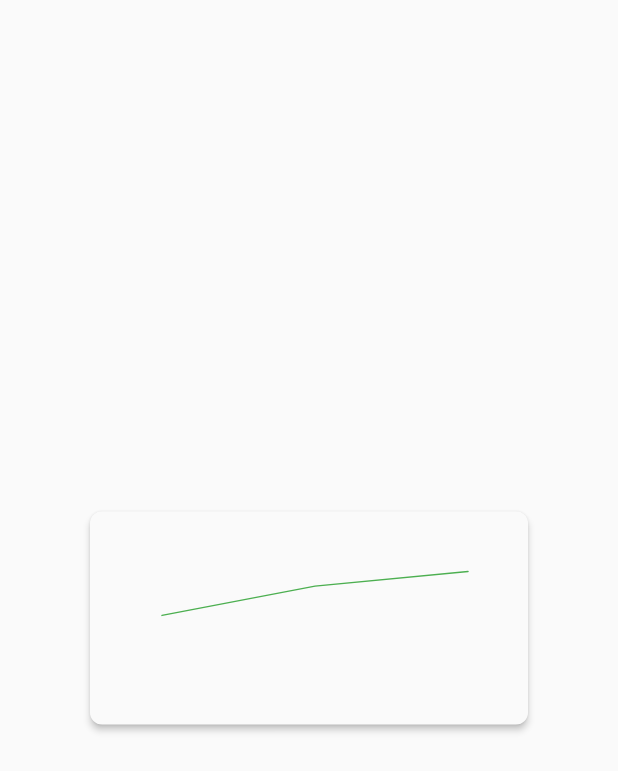
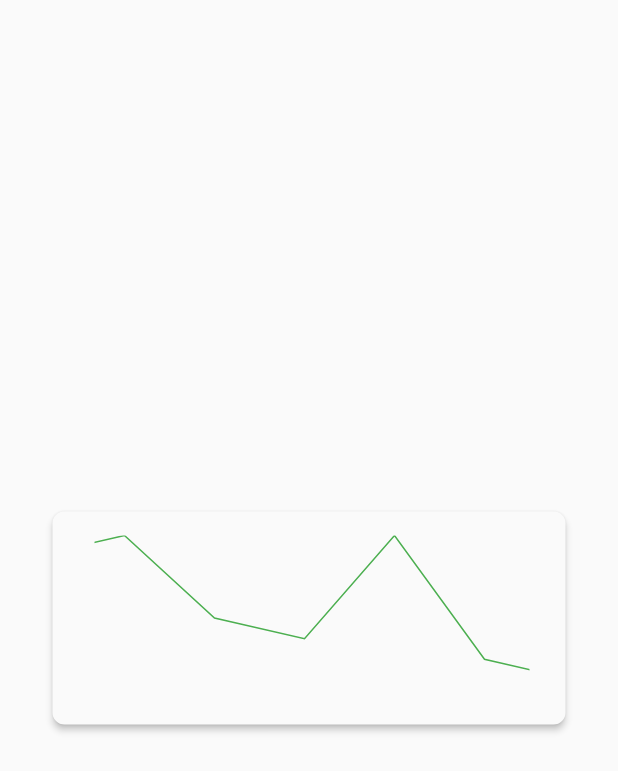
Before and after one commit to GGGuang12138/FlutterLearning, a Flutter app: the screen it shows after launch, on a phone screen of 412 x 824 dp. Shown: the top 771 px of the screen. Run offline on Flutter 3.47's test engine with Material 2 defaults, Android fonts, the phone set to English and light mode, and no system bars; our stand-ins replace cookie_jar, date_format, dio, dio_cookie_manager, flutter_spinkit, shared_preferences; missing offline and left inert: jpush_flutter.

Commit message:
实现简单的心电图

```diff
--- a/lib/main.dart
+++ b/lib/main.dart
@@ -1,10 +1,13 @@
 import 'package:flutter/material.dart';
 //import 'package:hello_world2/page/BottomNavigation.dart';
 import 'package:hello_world2/page/global.dart';
+import 'package:hello_world2/page/patient/ECG_Wight.dart';
 //import 'package:hello_world2/page/home.dart';
 //import 'package:hello_world2/page/loading.dart';
 import 'package:hello_world2/page/patient/monitor.dart';
 import 'package:jpush_flutter/jpush_flutter.dart';
+
+import 'page/patient/ECG_Wight2.dart';
 //先初始化全局配置
 void main() => Global.init().then((e)=> runApp(MyApp()));
 
@@ -26,6 +29,7 @@ class MyApp extends StatelessWidget {
   Widget build(BuildContext context) {
     initPlatformState();
     return new MaterialApp(
+      home: Test(),
       initialRoute: '/Monitor',
       routes: {
         //'/':(context) => new Home(),
--- a/lib/page/patient/ECG_Wight.dart
+++ b/lib/page/patient/ECG_Wight.dart
@@ -20,32 +20,32 @@ class DemoPainter extends CustomPainter {
   List<Offset> points = List();
 
   double startX, endX, startY, endY; //定义绘制区域的边界
-  static const double basePadding = 16; //默认的边距
+  static const double basePadding = 8; //默认的边距
   double fixedHeight, fixedWidth; //去除padding后曲线的真实宽高
   bool isShowXyRuler; //是否显示xy刻度
   List<Point> chatBeans = []; //数据源
 
   Size size;
-  int yNum, length;
-  List<double> maxMin;
-  Path path;
-  double value;
+  int yNum, length; //数据个数
+  List<double> maxMin; // [max, min]
+  Path path;//路径
+  double value;//动画数值
 
   DemoPainter({@required this.chatBeans,@required this.value});
 
   void initBorder(Size size) {
     print('size - - > $size');
-    yNum = chatBeans.length;
-    startX = yNum > 0 ? basePadding * 2.5 : basePadding * 2; //预留出y轴刻度值所占的空间
+    yNum = chatBeans.length;//获取点的个数
+    startX = yNum > 0 ? basePadding * 2.5 : basePadding * 2; // 预留出y轴刻度值所占的空间
     endX = size.width - basePadding * 2;
-    startY = size.height - (basePadding);
-    endY = basePadding * 2;
-    fixedHeight = startY - endY;
-    fixedWidth = endX - startX;
-    maxMin = calculateMaxMin(chatBeans);
+    startY = size.height - (basePadding);//y轴下
+    endY = basePadding; //y轴上
+    fixedHeight = startY - endY; //高度
+    fixedWidth = endX - startX; //宽度
+    maxMin = calculateMaxMin(chatBeans);// [max, min]
   }
 
-  //  求极值
+  //  [max, min]
   List<double> calculateMaxMin(List<Point> chatBeans) {
     if (chatBeans == null || chatBeans.length == 0) return [0, 0];
     double max = 0.0, min = 0.0;
@@ -60,6 +60,7 @@ class DemoPainter extends CustomPainter {
     return [max, min];
   }
 
+  //画笔
   @override
   void paint(Canvas canvas, Size size) {
     var paint = Paint()
@@ -69,11 +70,11 @@ class DemoPainter extends CustomPainter {
       ..strokeWidth = (1.0)
       ..isAntiAlias = true;
 
-    //画坐标
+    //计算坐标
     initBorder(size);
 
-    //画x轴
-    length = chatBeans.length; //最多绘制7个
+    //画x轴  重构！
+    length = chatBeans.length; //长度 可以改成yNum
     print(length.toString());
     double DW = fixedWidth / (length - 1); //两个点之间的x方向距离
     double DH = fixedHeight / (length - 1); //两个点之间的y方向距离
@@ -118,13 +119,15 @@ class DemoPainter extends CustomPainter {
     //遍历数组，讲数据填入path
     path = Path();
     double preX, preY, currentX, currentY;
-    double W = fixedWidth / (length - 1);
+    double DX = 60; //x轴坐标间隔   ！
+    double xoffset = value*100;
+    print(value);
     for (int i = 0; i < chatBeans.length; i++) {
       if (i == 0) {
         path.moveTo(
-            startX, (startY - chatBeans[i].y / maxMin[0] * fixedHeight));
+            startX-xoffset, (startY - chatBeans[i].y / maxMin[0] * fixedHeight)); //总高度减去 数据在图中对应的长度
       } else {
-        currentX = startX + W * i;
+        currentX = startX + DX * i -xoffset;
         currentY = (startY - chatBeans[i].y / maxMin[0] * fixedHeight);
         path.lineTo(currentX, currentY);
       }
@@ -175,6 +178,22 @@ class DemoPainter extends CustomPainter {
     // path.lineTo(200, 250);
     // canvas.drawPath(path, paint);
 
+    // 视图，（线在图的范围内才可见）
+    //canvas.save();
+    canvas.clipRect(
+      Rect.fromLTWH(
+        startX.toDouble(),
+        endY.toDouble(),
+        fixedWidth,
+        fixedHeight,
+      ),
+    );
+    print(startX.toString());
+    print(endY.toString());
+    print(fixedWidth.toString());
+    print(fixedHeight.toString());
+
+    // 将path根据动画进行分段
     var pathMetrics = path.computeMetrics(forceClosed: false);
     var list = pathMetrics.toList();
     var dlength = value * list.length.toInt();
@@ -183,8 +202,19 @@ class DemoPainter extends CustomPainter {
       var extractPath =
           list[i].extractPath(0, list[i].length * value, startWithMoveTo: true);
       newPath.addPath(extractPath, Offset(0, 0));
+
     }
+    //canvas.save();
     canvas.drawPath(newPath, paint);
+    // canvas.clipRect(
+    //   Rect.fromLTWH(
+    //     startX.toDouble(),
+    //     endY.toDouble(),
+    //     fixedWidth,
+    //     fixedHeight,
+    //   ),
+    // );
+    // canvas.restore();
   }
 
   @override
@@ -209,9 +239,9 @@ class _DemoWidgetState extends State<DemoWidget>
     //绘制Wight
 
     return CustomPaint(
-      size: Size(100, 200),
+      size: Size(100, 300),
       painter: DemoPainter(
-          chatBeans: [Point(y: 50.0), Point(y: 70.0), Point(y: 80.0)], value: _controller.value),
+          chatBeans: [Point(y: 50.0), Point(y: 70.0), Point(y: 80.0),Point(y: 40.0),Point(y: 30.0),Point(y: 80.0),Point(y: 20.0),Point(y: 10.0),Point(y: 80.0),Point(y: 40.0),Point(y: 30.0),Point(y: 80.0),Point(y: 20.0),], value: _controller.value),
     );
   }
 
@@ -226,7 +256,7 @@ class _DemoWidgetState extends State<DemoWidget>
   void initState() {
     //动画启动
     _controller =
-        AnimationController(vsync: this, duration: Duration(milliseconds: 2000))
+        AnimationController(vsync: this, duration: Duration(milliseconds: 4000))
           ..repeat()
           ..addListener(() {
             setState(() {});
--- /dev/null
+++ b/lib/page/patient/ECG_Wight2.dart
@@ -0,0 +1,366 @@
+import 'dart:ui';
+import 'package:flutter/material.dart';
+
+// 绘画 LineChartWidget
+class DemoPainter extends CustomPainter {
+    //折线图的背景颜色
+    Color bgColor;
+    //x轴与y轴的颜色
+    Color xyColor;
+    //是否显示x轴与y轴的基准线
+    bool showBaseline;
+    //实际的数据
+    List<ChartData> dataList;
+    //x轴之间的间隔
+    double columnSpace;
+    //表格距离左边的距离
+    int paddingLeft;
+    //表格距离顶部的距离
+    int paddingTop;
+    //表格距离底部的距离
+    int paddingBottom;
+    //绘制x轴、y轴、标记文字的画笔
+    Paint linePaint;
+    //标记线的长度
+    int markLineLength;
+    //y轴数据最大值
+    int maxYValue;
+    //y轴分多少行
+    int yCount;
+    //折线的颜色
+    Color polygonalLineColor;
+    //x轴所有内容的偏移量，用来在滑动的时候改变内容的位置
+    double xOffset;
+    //该值保证最后一条数据的底部文字能正常显示出来
+    int paddingRight = 30;
+    //内部折线图的实际宽度
+    double realChartRectWidth;
+    Function xOffsetSet = (double xOffset) {};
+
+    DemoPainter({
+     @required this.dataList,
+     @required this.maxYValue,
+     @required this.yCount,
+     @required this.xOffsetSet,
+     this.bgColor = Colors.white,
+     this.xyColor = Colors.black,
+     this.showBaseline = false,
+     this.columnSpace,
+     this.paddingLeft,
+     this.paddingTop,
+     this.paddingBottom,
+     this.markLineLength,
+     this.polygonalLineColor = Colors.blue,
+     this.xOffset,
+   }) {
+     linePaint = Paint()..color = xyColor;
+     realChartRectWidth = (dataList.length - 1) * columnSpace;
+   }
+
+
+  @override
+  bool shouldRepaint(CustomPainter oldDelegate) {
+    return true;
+  }
+
+  @override
+  void paint(Canvas canvas, Size size) {
+    //画背景颜色
+     canvas.drawRect(Rect.fromLTWH(0, 0, size.width, size.height), Paint()..color = bgColor);
+     //创建一个矩形，方便后续绘制
+     Rect innerRect = Rect.fromPoints(
+       Offset(paddingLeft.toDouble(), paddingTop.toDouble()),
+       Offset(size.width, size.height - paddingBottom),
+     );
+     //画y轴
+     canvas.drawLine(innerRect.topLeft, innerRect.bottomLeft.translate(0, markLineLength.toDouble()), linePaint);
+     //画x轴
+     canvas.drawLine(innerRect.bottomLeft, innerRect.bottomRight, linePaint);
+     //画y轴标记
+     double ySpace = innerRect.height / yCount;
+     double startX = innerRect.topLeft.dx - markLineLength;
+     double startY;
+     for (int i = 0; i < yCount + 1; i++) {
+       startY = innerRect.topLeft.dy + i * ySpace;
+       if (showBaseline) {
+         canvas.drawLine(
+           Offset(innerRect.topLeft.dx - markLineLength, startY),
+           Offset(innerRect.topLeft.dx + innerRect.width, startY),
+           linePaint,
+         );
+       } else {
+         canvas.drawLine(
+           Offset(innerRect.topLeft.dx - markLineLength, startY),
+           Offset(innerRect.topLeft.dx, startY),
+           linePaint,
+         );
+       }
+       drawYText(
+         (i * maxYValue ~/ yCount).toString(),
+         Offset(innerRect.topLeft.dx - markLineLength, innerRect.bottomLeft.dy - i * ySpace),
+         canvas,
+       );
+     }
+     //保存每个实际数据的值在屏幕中的x、y坐标值
+     List<Pair> pointList = [];
+     //画x轴标记
+     int xCount = dataList.length;
+     startY = innerRect.bottom + markLineLength;
+     for (int i = 0; i < xCount; i++) {
+       startX = innerRect.bottomLeft.dx + i * columnSpace + xOffset;
+       if (innerRect.bottomLeft.dx + xOffset < innerRect.left) {
+         canvas.save();
+         canvas.clipRect(
+           Rect.fromLTWH(
+             innerRect.left,
+             innerRect.top,
+             innerRect.width,
+             innerRect.height,
+           ),
+         );
+       }
+       //保证向右拖动的时候第一个数据保持在起始位置
+       if (i == 0 && startX > paddingLeft) {
+         startX = innerRect.bottomLeft.dx;
+         // 在这里将LineChart的xOffset置为0，否则LineChart向右滑到第一个值的时候继续向右滑动会导致xOffset累加向右拖动的值，
+         // 然后会导致向左拖动的时候只能等xOffset等于0的时候UI才会变化，这样看起来就是向左拖动但是UI没有变化
+         // 所以这里加此判断
+         xOffset = 0;
+         xOffsetSet(0.toDouble());
+       }
+       pointList.add(
+         Pair(
+           startX,
+           //内矩形高度减去数据实际值的实际像素大小，再加上顶部空白的距离
+           innerRect.height - dataList[i].value / maxYValue * innerRect.height + paddingTop,
+         ),
+       );
+       if (showBaseline) {
+         canvas.drawLine(
+           Offset(startX, innerRect.top),
+           Offset(startX, startY),
+           linePaint,
+         );
+       } else {
+         canvas.drawLine(
+           Offset(startX, innerRect.bottom),
+           Offset(startX, startY),
+           linePaint,
+         );
+       }
+       if (innerRect.bottomLeft.dx + xOffset < innerRect.left) {
+         canvas.restore();
+       }
+       drawXText(
+         dataList[i].type,
+         Offset(innerRect.bottomLeft.dx + i * columnSpace + xOffset, startY),
+         canvas,
+       );
+     }
+     //画折线
+     canvas.save();
+     canvas.clipRect(
+       Rect.fromLTWH(
+         paddingLeft.toDouble(),
+         paddingTop.toDouble(),
+         innerRect.width,
+         innerRect.height,
+       ),
+     );
+     canvas.drawPoints(
+       ///PointMode的枚举类型有三个，points（点），lines（线，隔点连接），polygon（线，相邻连接）
+       PointMode.polygon,
+       pointList.map((pair) => Offset(pair.first, pair.last)).toList(),
+       Paint()
+         ..color = polygonalLineColor
+         ..strokeWidth = 2,
+     );
+     canvas.restore();
+   }
+   List getTextPainterAndSize(String text) {
+     TextPainter textPainter = TextPainter(
+       textDirection: TextDirection.ltr,
+       text: TextSpan(
+         text: text,
+         style: TextStyle(color: Colors.black),
+       ),
+     );
+     textPainter.layout();
+     Size size = textPainter.size;
+     return [textPainter, size];
+   }
+   void drawYText(String text, Offset topLeftOffset, Canvas canvas) {
+     List list = getTextPainterAndSize(text);
+     list[0].paint(canvas, topLeftOffset.translate(-list[1].width, -list[1].height / 2));
+   }
+   void drawXText(String text, Offset topLeftOffset, Canvas canvas) {
+     List list = getTextPainterAndSize(text);
+     list[0].paint(canvas, topLeftOffset.translate(-list[1].width / 2, 0));
+   }
+
+}
+class ChartData {
+   String type;
+   double value;
+
+   ChartData(this.type, this.value);
+ }
+class Pair{
+  double first;
+  double last;
+  Pair(this.first, this.last);
+}
+
+
+
+//界面
+class DemoWidget extends StatefulWidget {
+  final double width;
+   final double height;
+   //柱状图的背景颜色
+   final Color bgColor;
+   //x轴与y轴的颜色
+   final Color xyColor;
+   //柱状图的颜色
+   final Color columnarColor;
+   //是否显示x轴与y轴的基准线
+   final bool showBaseline;
+   //实际的数据
+   final List<ChartData> dataList;
+   //每列之间的间隔
+   final double columnSpace;
+   //控件距离左边的距离
+   final int paddingLeft;
+   //控件距离顶部的距离
+   final int paddingTop;
+   //控件距离底部的距离
+   final int paddingBottom;
+   //标记线的长度
+   final int markLineLength;
+   //y轴最大值
+   final int maxYValue;
+   //y轴分多少行
+   final int yCount;
+   //折线的颜色
+   final Color polygonalLineColor;
+   //x轴所有内容的偏移量
+   final double xOffset;
+
+   DemoWidget(
+     this.width,
+     this.height, {
+     @required this.dataList,
+     @required this.maxYValue,
+     @required this.yCount,
+     this.bgColor = Colors.white,
+     this.xyColor = Colors.black,
+     this.columnarColor = Colors.blue,
+     this.showBaseline = false,
+     this.columnSpace = 60,
+     this.paddingLeft = 40,
+     this.paddingTop = 30,
+     this.paddingBottom = 30,
+     this.markLineLength = 10,
+     this.polygonalLineColor = Colors.blue,
+     this.xOffset = 0,
+   });
+
+  @override
+  _DemoWidgetState createState() => _DemoWidgetState();
+}
+
+class _DemoWidgetState extends State<DemoWidget>
+    with SingleTickerProviderStateMixin {
+      double xOffset;
+
+
+  @override
+  Widget build(BuildContext context) {
+    //绘制Wight
+    return GestureDetector(
+       onHorizontalDragUpdate: (DragUpdateDetails details) {
+ //        print("DragUpdateDetails");
+         setState(() {
+           xOffset += details.primaryDelta;
+         });
+       },
+       onHorizontalDragDown: (DragDownDetails details){
+         print("onHorizontalDragDown");
+       },
+       onHorizontalDragCancel: (){
+         print("onHorizontalDragCancel");
+       },
+       onHorizontalDragEnd: (DragEndDetails details){
+         print("onHorizontalDragEnd");
+       },
+       onHorizontalDragStart: (DragStartDetails details){
+         print("onHorizontalDragStart");
+       },
+       child: CustomPaint(
+         size: Size(widget.width, widget.height),
+         painter: DemoPainter(
+           bgColor: widget.bgColor,
+           xyColor: widget.xyColor,
+           showBaseline: widget.showBaseline,
+           dataList: widget.dataList,
+           maxYValue: widget.maxYValue,
+           yCount: widget.yCount,
+           columnSpace: widget.columnSpace,
+           paddingLeft: widget.paddingLeft,
+           paddingTop: widget.paddingTop,
+           paddingBottom: widget.paddingBottom,
+           markLineLength: widget.markLineLength,
+           polygonalLineColor: Colors.blue,
+           xOffset: xOffset,
+           xOffsetSet: (double xOffset) {
+             this.xOffset = xOffset;
+           },
+         ),
+       ),
+     );
+
+  }
+
+  @override
+  void dispose() {
+    super.dispose();
+  }
+
+  @override
+  void initState() {
+    xOffset = widget.xOffset;
+    super.initState();
+  }
+}
+class Test extends StatelessWidget {
+   @override
+   Widget build(BuildContext context) {
+     Size size = MediaQuery.of(context).size;
+     return Scaffold(
+       appBar: AppBar(
+         title: Text("自定义折线图"),
+       ),
+       body: Container(
+         child: DemoWidget(
+           size.width,
+           300,
+ //          bgColor: Colors.red,
+           xOffset: 10,
+           showBaseline: true,
+           maxYValue: 600,
+           yCount: 6,
+           dataList: [
+             ChartData("Data A", 100),
+             ChartData("Data B", 300),
+             ChartData("Data C", 200),
+             ChartData("Data D", 500),
+             ChartData("Data E", 450),
+             ChartData("Data F", 230),
+             ChartData("Data G", 270),
+             ChartData("Data H", 170),
+           ],
+         ),
+       ),
+     );
+   }
+ }
--- a/lib/page/patient/monitor.dart
+++ b/lib/page/patient/monitor.dart
@@ -18,7 +18,7 @@ class _MonitorState extends State<Monitor> {
         body: Center(
             child: Container(
               height: 150,
-              width: 300,
+              width: 350,
               child: Card(
                   shape: RoundedRectangleBorder(
                     //形状
```
